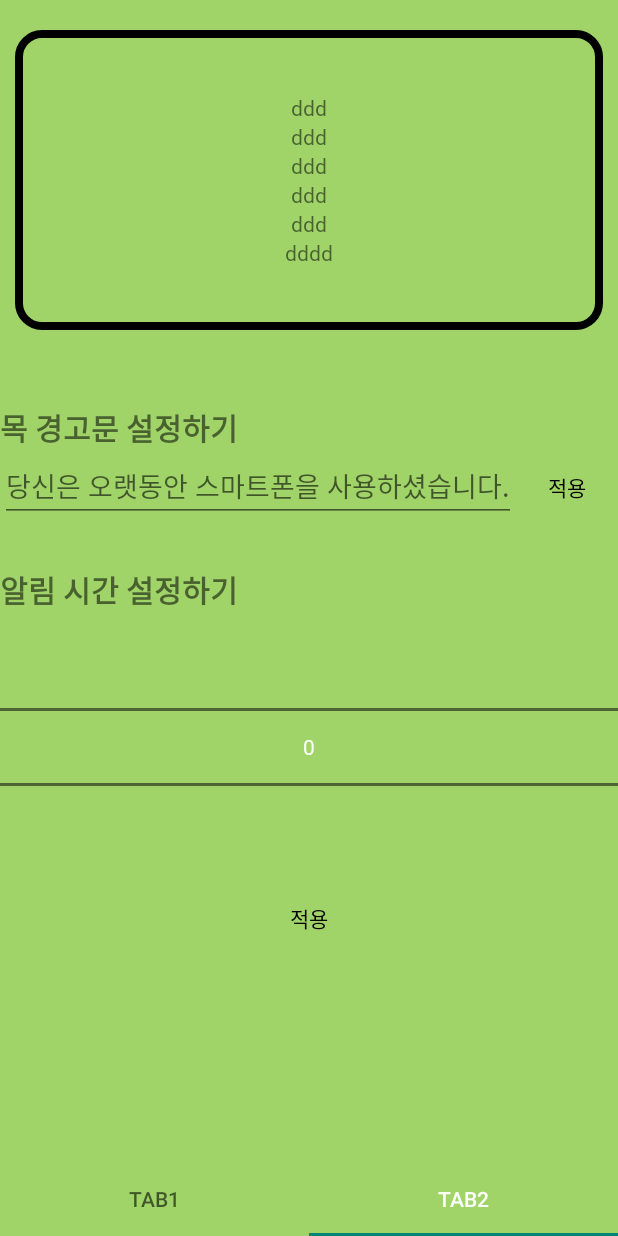
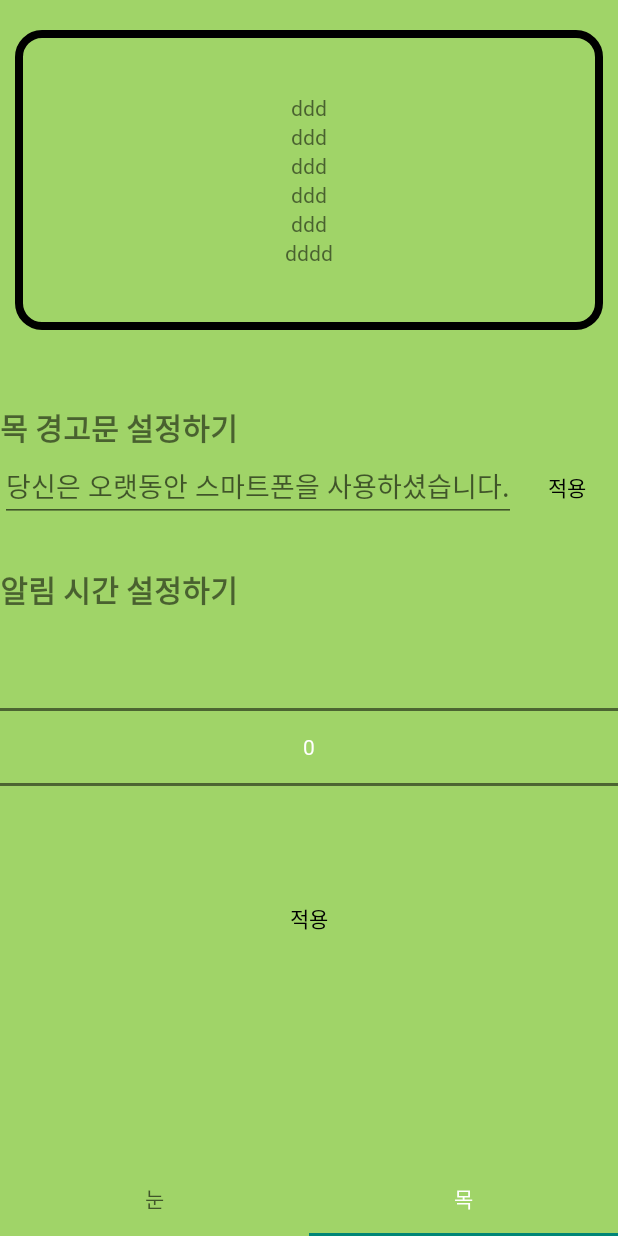
Before and after one commit to prislewarz/GoogleSolutionChallenge2023, an Android app: the screen it shows after launch (MainActivity), item 2 of the bottom bar chosen, on a phone screen of 412 x 824 dp. Run offline under Robolectric (Android 15) with nearby library versions, the phone set to English and light mode, and no system bars.

Commit message:
탭 제목 수정

```diff
--- a/GoogleSolutionChallenge2023/app/src/main/java/com/example/myapplication/MainActivity.kt
+++ b/GoogleSolutionChallenge2023/app/src/main/java/com/example/myapplication/MainActivity.kt
@@ -42,9 +42,8 @@ class MainActivity : AppCompatActivity() {
         TabLayoutMediator(binding.tlNavigationView, binding.vpViewpagerMain) { tab, position ->
             Log.e("YMC", "ViewPager position: ${position}")
             when (position) {
-                0 -> tab.text = "Tab1"
-                1 -> tab.text = "Tab2"
-                2 -> tab.text = "Tab3"
+                0 -> tab.text = "눈"
+                1 -> tab.text = "목"
             }
         }.attach()
     }
```
